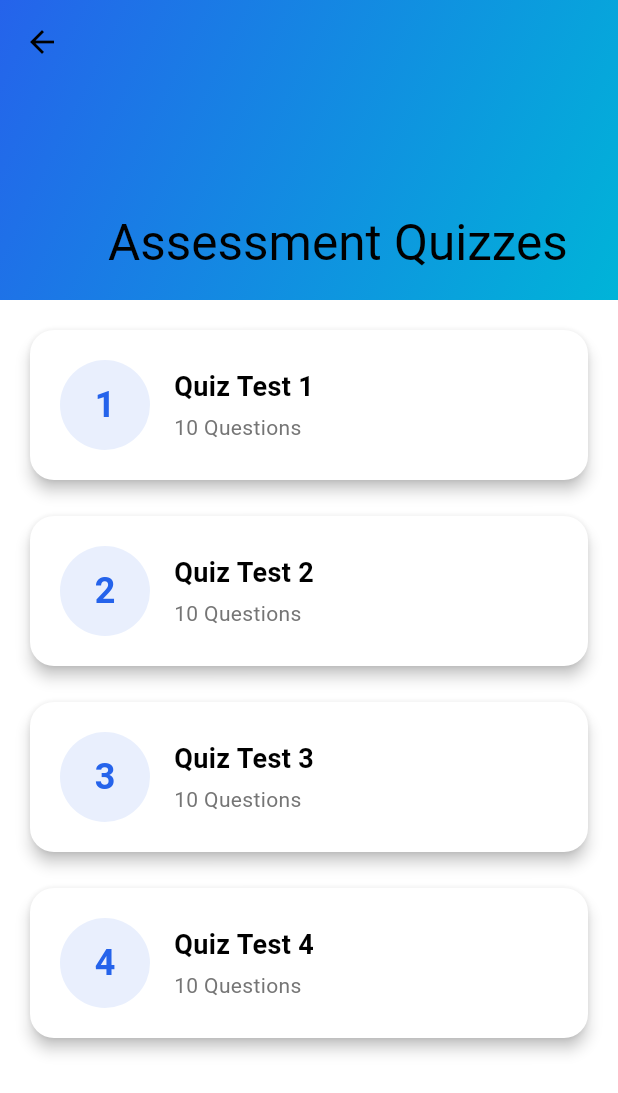
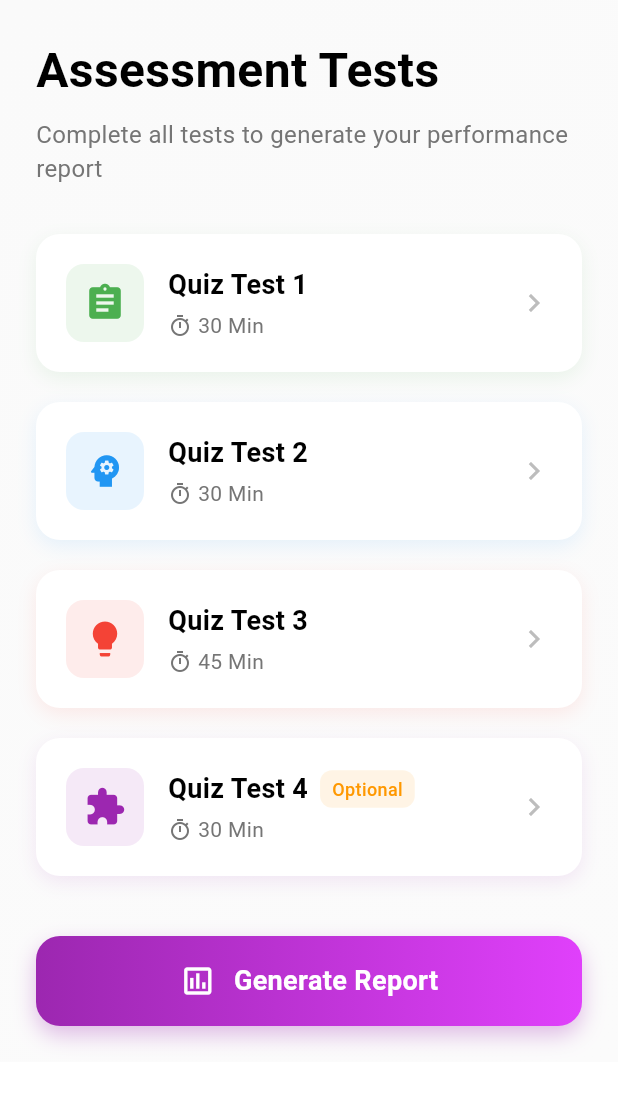
Before and after one commit to Prateek0001/GakudoAi, a Flutter app: the QuizListScreen screen opened directly, on a phone screen of 412 x 824 dp. Shown: the top 1093 px of the screen. Run offline on Flutter 3.47's test engine with Material 3 defaults, Android fonts, the phone set to English and light mode, and no system bars; our stand-ins replace equatable, flutter_bloc, flutter_screenutil, intl_phone_field, shared_preferences, speech_to_text; missing offline and left inert: razorpay_flutter; accounts and stored records are empty.

Commit message:
Updated UI for quiz list screen

```diff
--- a/lib/constants/string_constants.dart
+++ b/lib/constants/string_constants.dart
@@ -158,7 +158,7 @@ class StringConstants {
   // Dashboard
   static const String dashboard = 'Dashboard';
   static const String welcome = 'Welcome!';
-  static const String aiChat = 'AI Chat';
+  static const String aiChat = 'GakudoAI Assistant';
   static const String chatWithAi = 'Chat with our AI assistant';
   static const String bookExpertSession = 'Book Expert Session';
   static const String connectWithExperts = 'Connect with our experts';
--- a/lib/screens/dashboard_screen.dart
+++ b/lib/screens/dashboard_screen.dart
@@ -85,6 +85,7 @@ class _DashboardViewState extends State<DashboardView> {
                   crossAxisAlignment: CrossAxisAlignment.start,
                   children: [
                     Container(
+                      width: double.infinity,
                       padding: const EdgeInsets.all(24),
                       decoration: BoxDecoration(
                         gradient: LinearGradient(
@@ -294,7 +295,7 @@ class _DashboardViewState extends State<DashboardView> {
     return Scaffold(
       backgroundColor: Theme.of(context).colorScheme.background,
       appBar: AppBar(
-        title: Text(StringConstants.dashboard),
+        title: Text("GakudoAI"),
         actions: [
           IconButton(
             icon: const Icon(Icons.logout),
--- a/lib/screens/login_screen.dart
+++ b/lib/screens/login_screen.dart
@@ -88,7 +88,7 @@ class _LoginViewState extends State<LoginView> {
                         ),
                         const SizedBox(height: 16),
                         Text(
-                          'LETS SPARK',
+                          'AI-Enable Career Guide',
                           style: TextStyle(
                             fontSize: 20,
                             color: Colors.white.withOpacity(0.9),
--- a/lib/screens/quiz_list_screen.dart
+++ b/lib/screens/quiz_list_screen.dart
@@ -11,121 +11,262 @@ class QuizListScreen extends StatelessWidget {
   @override
   Widget build(BuildContext context) {
     return Scaffold(
-      body: CustomScrollView(
-        slivers: [
-          SliverAppBar(
-            expandedHeight: 200,
-            pinned: true,
-            flexibleSpace: FlexibleSpaceBar(
-              title: const Text('Assessment Quizzes'),
-              background: Container(
+      body: Container(
         decoration: BoxDecoration(
           gradient: LinearGradient(
             begin: Alignment.topLeft,
             end: Alignment.bottomRight,
             colors: [
-                      Theme.of(context).colorScheme.primary,
-                      Theme.of(context).colorScheme.secondary,
+              Theme.of(context).colorScheme.background,
+              Theme.of(context).colorScheme.background.withOpacity(0.8),
+            ],
+          ),
+        ),
+        child: SafeArea(
+          child: SingleChildScrollView(
+            padding: const EdgeInsets.all(24),
+            child: Column(
+              crossAxisAlignment: CrossAxisAlignment.start,
+              children: [
+                const Text(
+                  'Assessment Tests',
+                  style: TextStyle(
+                    fontSize: 32,
+                    fontWeight: FontWeight.bold,
+                  ),
+                ),
+                const SizedBox(height: 8),
+                Text(
+                  'Complete all tests to generate your performance report',
+                  style: TextStyle(
+                    fontSize: 16,
+                    color: Colors.grey[600],
+                  ),
+                ),
+                const SizedBox(height: 32),
+                _buildQuizCard(
+                  context,
+                  number: 1,
+                  duration: '30 Min',
+                  icon: Icons.assignment,
+                  color: const Color(0xFF4CAF50),
+                ),
+                const SizedBox(height: 20),
+                _buildQuizCard(
+                  context,
+                  number: 2,
+                  duration: '30 Min',
+                  icon: Icons.psychology,
+                  color: const Color(0xFF2196F3),
+                ),
+                const SizedBox(height: 20),
+                _buildQuizCard(
+                  context,
+                  number: 3,
+                  duration: '45 Min',
+                  icon: Icons.lightbulb,
+                  color: const Color(0xFFF44336),
+                ),
+                const SizedBox(height: 20),
+                _buildQuizCard(
+                  context,
+                  number: 4,
+                  duration: '30 Min',
+                  icon: Icons.extension,
+                  color: const Color(0xFF9C27B0),
+                  isOptional: true,
+                ),
+                const SizedBox(height: 40),
+                _buildGenerateReportButton(context),
               ],
             ),
           ),
         ),
       ),
-          ),
-          SliverPadding(
-            padding: const EdgeInsets.all(16),
-            sliver: SliverList(
-              delegate: SliverChildBuilderDelegate(
-                (context, index) {
-                  return Padding(
-                    padding: const EdgeInsets.only(bottom: 16),
-                    child: _buildQuizCard(context, index + 1),
     );
-                },
-                childCount: 4,
-              ),
-            ),
+  }
+
+  Widget _buildQuizCard(
+    BuildContext context, {
+    required int number,
+    required String duration,
+    required IconData icon,
+    required Color color,
+    bool isOptional = false,
+  }) {
+    return BlocBuilder<QuizBloc, QuizState>(
+      builder: (context, state) {
+        final isCompleted = state is QuizLoadedState &&
+            state.completedQuizzes.contains('quiz$number');
+
+        return Container(
+          decoration: BoxDecoration(
+            color: Colors.white,
+            borderRadius: BorderRadius.circular(16),
+            boxShadow: [
+              BoxShadow(
+                color: color.withOpacity(0.1),
+                blurRadius: 10,
+                offset: const Offset(0, 4),
               ),
             ],
           ),
-    );
-  }
-
-  Widget _buildQuizCard(BuildContext context, int quizNumber) {
-    return BlocBuilder<QuizBloc, QuizState>(
-      builder: (context, state) {
-        final isCompleted = state is QuizLoadedState &&
-            state.completedQuizzes.contains('quiz$quizNumber');
-
-        return Card(
-          elevation: 4,
-          shape: RoundedRectangleBorder(
-            borderRadius: BorderRadius.circular(16),
-          ),
+          child: Material(
+            color: Colors.transparent,
             child: InkWell(
               onTap: () {
                 Navigator.push(
                   context,
                   MaterialPageRoute(
-                  builder: (context) => QuizScreen(quizId: 'quiz$quizNumber'),
+                    builder: (context) => QuizScreen(quizId: 'quiz$number'),
                   ),
                 );
               },
               borderRadius: BorderRadius.circular(16),
-            child: Container(
+              child: Padding(
                 padding: const EdgeInsets.all(20),
                 child: Row(
                   children: [
                     Container(
-                    width: 60,
-                    height: 60,
+                      padding: const EdgeInsets.all(12),
                       decoration: BoxDecoration(
-                      color: Theme.of(context).colorScheme.primary.withOpacity(0.1),
-                      borderRadius: BorderRadius.circular(30),
+                        color: color.withOpacity(0.1),
+                        borderRadius: BorderRadius.circular(12),
                       ),
-                    child: Center(
-                      child: Text(
-                        '$quizNumber',
-                        style: TextStyle(
-                          fontSize: 24,
-                          fontWeight: FontWeight.bold,
-                          color: Theme.of(context).colorScheme.primary,
-                        ),
-                      ),
-                    ),
+                      child: Icon(icon, color: color, size: 28),
                     ),
                     const SizedBox(width: 16),
                     Expanded(
                       child: Column(
                         crossAxisAlignment: CrossAxisAlignment.start,
                         children: [
+                          Row(
+                            children: [
                               Text(
-                          'Quiz Test $quizNumber',
+                                'Quiz Test $number',
                                 style: const TextStyle(
                                   fontSize: 18,
                                   fontWeight: FontWeight.bold,
                                 ),
                               ),
+                              if (isOptional) ...[
+                                const SizedBox(width: 8),
+                                Container(
+                                  padding: const EdgeInsets.symmetric(
+                                    horizontal: 8,
+                                    vertical: 4,
+                                  ),
+                                  decoration: BoxDecoration(
+                                    color: Colors.orange.withOpacity(0.1),
+                                    borderRadius: BorderRadius.circular(8),
+                                  ),
+                                  child: const Text(
+                                    'Optional',
+                                    style: TextStyle(
+                                      color: Colors.orange,
+                                      fontSize: 12,
+                                      fontWeight: FontWeight.w500,
+                                    ),
+                                  ),
+                                ),
+                              ],
+                            ],
+                          ),
                           const SizedBox(height: 4),
+                          Row(
+                            children: [
+                              Icon(
+                                Icons.timer_outlined,
+                                size: 16,
+                                color: Colors.grey[600],
+                              ),
+                              const SizedBox(width: 4),
                               Text(
-                          '10 Questions',
+                                duration,
                                 style: TextStyle(
                                   color: Colors.grey[600],
+                                  fontSize: 14,
                                 ),
+                              ),
+                              if (isCompleted) ...[
+                                const SizedBox(width: 12),
+                                Icon(
+                                  Icons.check_circle,
+                                  size: 16,
+                                  color: color,
+                                ),
+                                const SizedBox(width: 4),
+                                Text(
+                                  'Completed',
+                                  style: TextStyle(
+                                    color: color,
+                                    fontSize: 14,
+                                    fontWeight: FontWeight.w500,
+                                  ),
+                                ),
+                              ],
+                            ],
                           ),
                         ],
                       ),
                     ),
-                  if (isCompleted)
-                    Container(
-                      padding: const EdgeInsets.all(8),
+                    Icon(
+                      Icons.chevron_right,
+                      color: Colors.grey[400],
+                    ),
+                  ],
+                ),
+              ),
+            ),
+          ),
+        );
+      },
+    );
+  }
+
+  Widget _buildGenerateReportButton(BuildContext context) {
+    return Container(
+      width: double.infinity,
+      height: 60,
       decoration: BoxDecoration(
-                        color: Colors.green.withOpacity(0.1),
-                        borderRadius: BorderRadius.circular(20),
+        gradient: const LinearGradient(
+          colors: [Color(0xFF9C27B0), Color(0xFFE040FB)],
+          begin: Alignment.centerLeft,
+          end: Alignment.centerRight,
         ),
-                      child: const Icon(
-                        Icons.check_circle,
-                        color: Colors.green,
+        borderRadius: BorderRadius.circular(16),
+        boxShadow: [
+          BoxShadow(
+            color: const Color(0xFF9C27B0).withOpacity(0.3),
+            blurRadius: 12,
+            offset: const Offset(0, 6),
+          ),
+        ],
+      ),
+      child: Material(
+        color: Colors.transparent,
+        child: InkWell(
+          onTap: () {
+            ScaffoldMessenger.of(context).showSnackBar(
+              const SnackBar(content: Text('Generating report...')),
+            );
+          },
+          borderRadius: BorderRadius.circular(16),
+          child: Row(
+            mainAxisAlignment: MainAxisAlignment.center,
+            children: const [
+              Icon(
+                Icons.assessment_outlined,
+                color: Colors.white,
+                size: 24,
+              ),
+              SizedBox(width: 12),
+              Text(
+                'Generate Report',
+                style: TextStyle(
+                  color: Colors.white,
+                  fontSize: 18,
+                  fontWeight: FontWeight.bold,
                 ),
               ),
             ],
@@ -133,7 +274,5 @@ class QuizListScreen extends StatelessWidget {
         ),
       ),
     );
-      },
-    );
   }
 }
```
Lines whose indentation alone changed are shown as unchanged.
